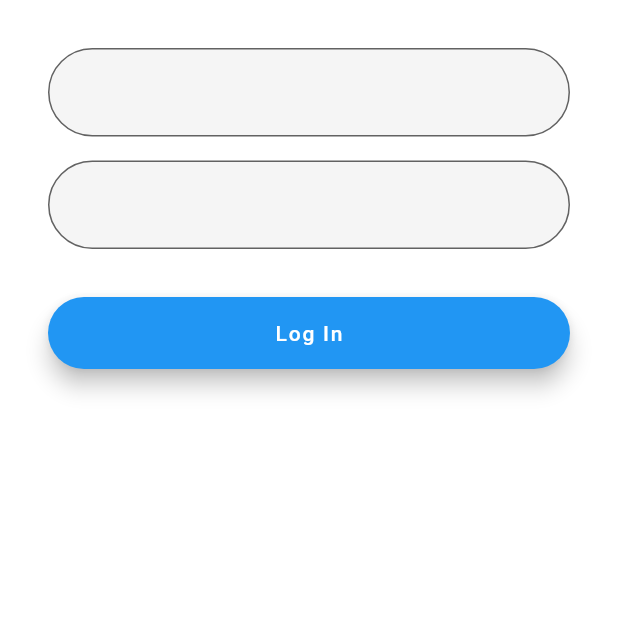
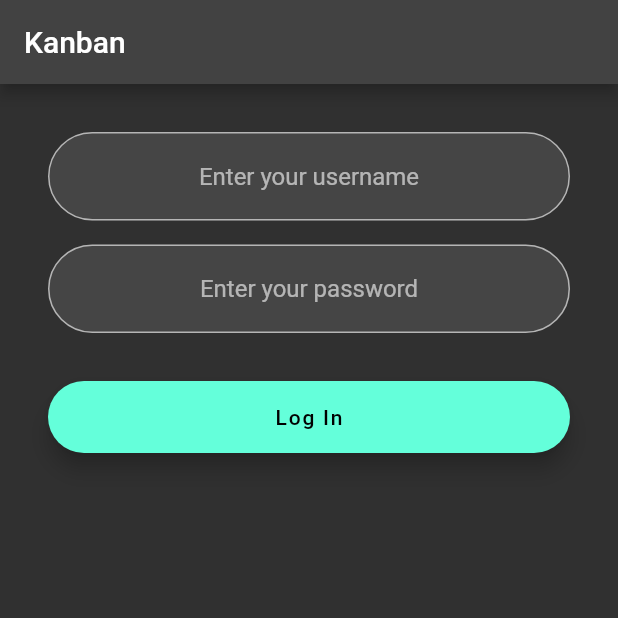
Before and after one commit to Pereloma/kanban, a Flutter app: the screen it shows after launch, on a phone screen of 412 x 824 dp, the top half of it. Run offline on Flutter 3.47's test engine with Material 2 defaults, Android fonts, the phone set to English and light mode, and no system bars; our stand-ins replace bloc, dio, equatable, flutter_bloc, formz; accounts and stored records are empty.

```diff
--- a/lib/buisnes/login/login_bloc.dart
+++ b/lib/buisnes/login/login_bloc.dart
@@ -2,15 +2,64 @@ import 'dart:async';
 
 import 'package:bloc/bloc.dart';
 import 'package:equatable/equatable.dart';
+import 'package:formz/formz.dart';
+import 'package:kanban/buisnes/models/password.dart';
+import 'package:kanban/buisnes/models/username.dart';
+import 'package:kanban/data/authentication_repository.dart';
 import 'package:meta/meta.dart';
 
 part 'login_event.dart';
 part 'login_state.dart';
 
 class LoginBloc extends Bloc<LoginEvent, LoginState> {
-  LoginBloc() : super(LoginInitial()) {
-    on<LoginEvent>((event, emit) {
-      // TODO: implement event handler
-    });
+  LoginBloc({
+    required AuthenticationRepository authenticationRepository,
+  })  : _authenticationRepository = authenticationRepository,
+        super(const LoginState()) {
+    on<LoginUsernameChanged>(_onUsernameChanged);
+    on<LoginPasswordChanged>(_onPasswordChanged);
+    on<LoginSubmitted>(_onSubmitted);
+  }
+
+  final AuthenticationRepository _authenticationRepository;
+
+  void _onUsernameChanged(
+      LoginUsernameChanged event,
+      Emitter<LoginState> emit,
+      ) {
+    final username = Username.dirty(event.username);
+    emit(state.copyWith(
+      username: username,
+      status: Formz.validate([state.password, username]),
+    ));
+  }
+
+  void _onPasswordChanged(
+      LoginPasswordChanged event,
+      Emitter<LoginState> emit,
+      ) {
+    final password = Password.dirty(event.password);
+    emit(state.copyWith(
+      password: password,
+      status: Formz.validate([password, state.username]),
+    ));
+  }
+
+  void _onSubmitted(
+      LoginSubmitted event,
+      Emitter<LoginState> emit,
+      ) async {
+    if (state.status.isValidated) {
+      emit(state.copyWith(status: FormzStatus.submissionInProgress));
+      try {
+        await _authenticationRepository.logIn(
+          username: state.username.value,
+          password: state.password.value,
+        );
+        emit(state.copyWith(status: FormzStatus.submissionSuccess));
+      } catch (_) {
+        emit(state.copyWith(status: FormzStatus.submissionFailure));
+      }
+    }
   }
 }
--- a/lib/main.dart
+++ b/lib/main.dart
@@ -52,6 +52,7 @@ class _AppViewState extends State<AppView> {
   @override
   Widget build(BuildContext context) {
     return MaterialApp(
+      theme: ThemeData.dark(),
       navigatorKey: _navigatorKey,
       builder: (context, child) {
         return BlocListener<AuthenticationBloc, AuthenticationState>(
--- a/lib/ui/authentication.dart
+++ b/lib/ui/authentication.dart
@@ -1,6 +1,10 @@
 import 'package:flutter/material.dart';
+import 'package:flutter_bloc/flutter_bloc.dart';
+import 'package:formz/formz.dart';
+import 'package:kanban/buisnes/login/login_bloc.dart';
+import 'package:kanban/data/authentication_repository.dart';
 
-class Authentication extends StatelessWidget{
+class Authentication extends StatelessWidget {
   const Authentication({Key? key}) : super(key: key);
 
   static Route route() {
@@ -9,29 +13,35 @@ class Authentication extends StatelessWidget{
 
   @override
   Widget build(BuildContext context) {
-    return SafeArea(
+    return Scaffold(
+      appBar: AppBar(
+        title: const Text("Kanban"),
+      ),
+      body: SafeArea(
         child: Center(
+          child: BlocProvider(
+            create: (context) {
+              return LoginBloc(
+                authenticationRepository:
+                RepositoryProvider.of<AuthenticationRepository>(context),
+              );
+            },
+            child: BlocListener<LoginBloc, LoginState>(
+              listener: (context, state) {
+                if (state.status.isSubmissionFailure) {
+                  ScaffoldMessenger.of(context)
+                    ..hideCurrentSnackBar()
+                    ..showSnackBar(
+                      const SnackBar(content: Text('Authentication Fail')),
+                    );
+                }
+              },
               child: ListView(
-
                 padding: const EdgeInsets.all(32.0),
                 children: [
-            TextField(
-              decoration: InputDecoration(
-                border: OutlineInputBorder(
-                    borderRadius: BorderRadius.circular(100.0),
-                ),
-                filled: true
-              ),
-            ),
+                  _loginTextField(),
                   const Padding(padding: EdgeInsets.all(8.0)),
-            TextField(
-              decoration: InputDecoration(
-                  border: OutlineInputBorder(
-                    borderRadius: BorderRadius.circular(100.0),
-                  ),
-                  filled: true
-              ),
-            ),
+                  _passTextField(),
                   const Padding(padding: EdgeInsets.all(16.0)),
                   FloatingActionButton.extended(
                     onPressed: () {},
@@ -40,7 +50,60 @@ class Authentication extends StatelessWidget{
                 ],
               ),
             ),
+          ),
+        ),
+      ),
     );
   }
 
 }
+
+class _loginTextField extends StatelessWidget {
+  @override
+  Widget build(BuildContext context) {
+    return BlocBuilder<LoginBloc, LoginState>(
+      buildWhen: (previous, current) => previous.username != current.username,
+      builder: (context, state) {
+        return TextField(
+          onChanged: (value)
+            => context.read<LoginBloc>().add(LoginUsernameChanged(value)),
+          key: const Key('_loginTextField_Authentication_Page'),
+          textAlign: TextAlign.center,
+          decoration: InputDecoration(
+            hintText: "Enter your username",
+            border: OutlineInputBorder(
+              borderRadius: BorderRadius.circular(100.0),
+            ),
+            filled: true,
+            errorText: state.username.invalid ? "Minimum is 4 characters" : null,
+          ),
+        );
+      },
+    );
+  }
+}
+
+class _passTextField extends StatelessWidget {
+  @override
+  Widget build(BuildContext context) {
+    return BlocBuilder<LoginBloc, LoginState>(
+      buildWhen: (previous, current) => previous.password != current.password,
+      builder: (context, state) {
+        return TextField(
+          onChanged: (value)
+          => context.read<LoginBloc>().add(LoginPasswordChanged(value)),
+          key: const Key('_passTextField_Authentication_Page'),
+          textAlign: TextAlign.center,
+          decoration: InputDecoration(
+            hintText: "Enter your password",
+            border: OutlineInputBorder(
+              borderRadius: BorderRadius.circular(100.0),
+            ),
+            filled: true,
+            errorText: state.password.invalid ? "Minimum is 8 characters" : null,
+          ),
+        );
+      },
+    );
+  }
+}
--- a/lib/ui/loading_page.dart
+++ b/lib/ui/loading_page.dart
@@ -11,7 +11,7 @@ class LoadingPage extends StatelessWidget{
   Widget build(BuildContext context) {
     return const SafeArea(
         child: Center(
-          child: LinearProgressIndicator(),
+          child: CircularProgressIndicator(),
         )
     );
   }
--- a/pubspec.yaml
+++ b/pubspec.yaml
@@ -37,6 +37,7 @@ dependencies:
   dio: ^4.0.3
   flutter_bloc: ^7.3.3
   equatable: ^2.0.0
+  formz: ^0.4.1
 
 dev_dependencies:
   flutter_test:
```
Also changed, not shown: pubspec.lock. Lines whose indentation alone changed are shown as unchanged.
